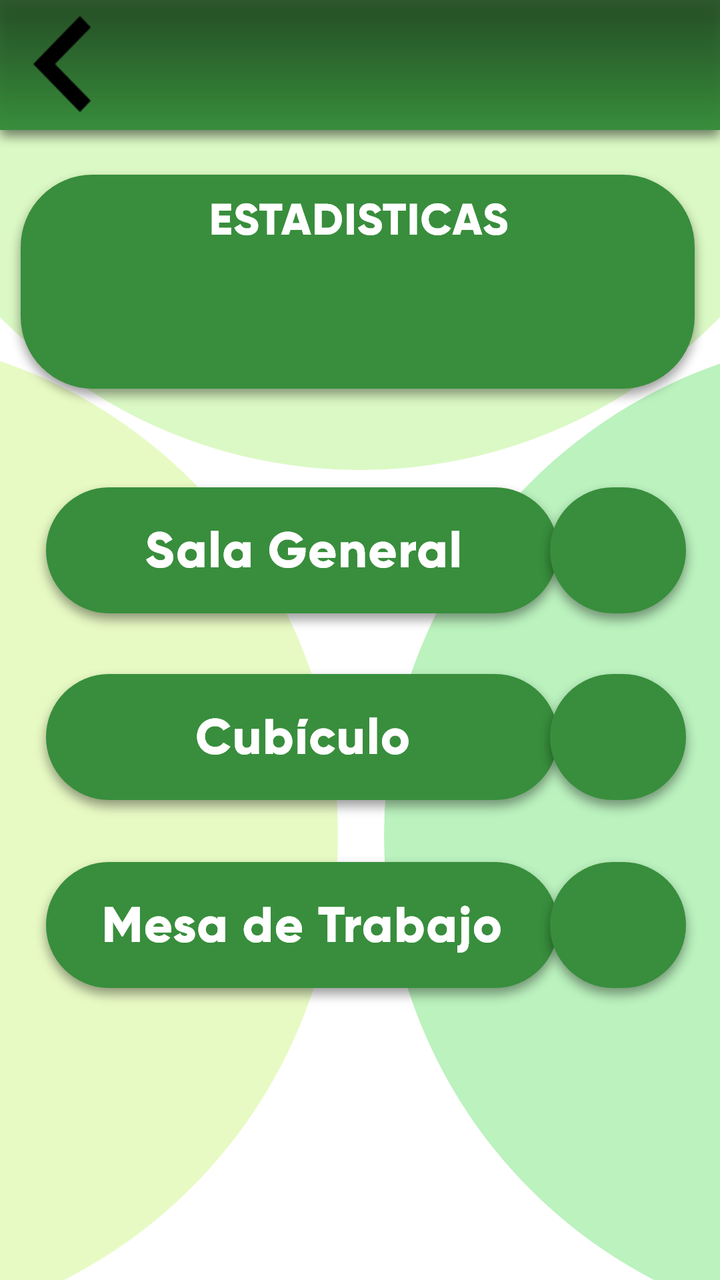
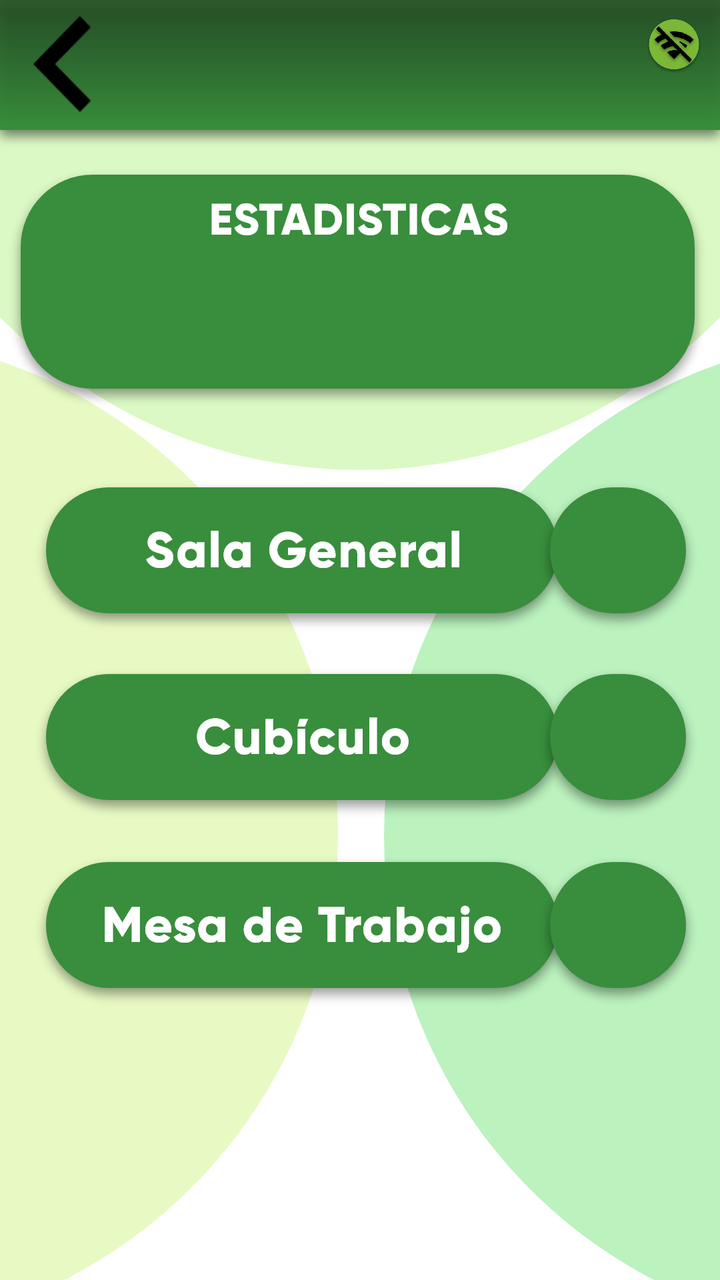

Before-and-after screenshots of an Android layout around one commit, followed by the original layout XML and the change that was made.
<!-- AndroidManifest.xml: application theme AppTheme -->
<!-- res/layout/activity_estadisticas.xml -->
<?xml version="1.0" encoding="utf-8"?>
<android.support.constraint.ConstraintLayout xmlns:android="http://schemas.android.com/apk/res/android"
    xmlns:app="http://schemas.android.com/apk/res-auto"
    xmlns:tools="http://schemas.android.com/tools"
    android:layout_width="match_parent"
    android:layout_height="match_parent"
    android:background="@drawable/estadisticas1"
    tools:context=".ActivityEstadisticas">

    <ImageView
        android:id="@+id/imageView11"
        android:layout_width="wrap_content"
        android:layout_height="wrap_content"
        android:layout_marginStart="8dp"
        android:layout_marginTop="8dp"
        android:layout_marginEnd="8dp"
        android:layout_marginBottom="8dp"
        app:layout_constraintBottom_toBottomOf="parent"
        app:layout_constraintEnd_toEndOf="parent"
        app:layout_constraintHorizontal_bias="0.085"
        app:layout_constraintStart_toStartOf="parent"
        app:layout_constraintTop_toTopOf="parent"
        app:layout_constraintVertical_bias="0.595"
        app:srcCompat="@drawable/salacubiculo" />

    <ImageView
        android:id="@+id/imageView12"
        android:layout_width="wrap_content"
        android:layout_height="wrap_content"
        android:layout_marginStart="8dp"
        android:layout_marginTop="8dp"
        android:layout_marginEnd="8dp"
        android:layout_marginBottom="8dp"
        app:layout_constraintBottom_toBottomOf="parent"
        app:layout_constraintEnd_toEndOf="parent"
        app:layout_constraintHorizontal_bias="0.085"
        app:layout_constraintStart_toStartOf="parent"
        app:layout_constraintTop_toTopOf="parent"
        app:layout_constraintVertical_bias="0.768"
        app:srcCompat="@drawable/salatrabajo" />



    <Button
        android:id="@+id/back"
        android:layout_width="46dp"
        android:layout_height="wrap_content"
        android:layout_marginStart="8dp"
        android:layout_marginTop="8dp"
        android:layout_marginEnd="8dp"
        android:layout_marginBottom="8dp"
        android:background="@drawable/flechitaatras"
        app:layout_constraintBottom_toBottomOf="parent"
        app:layout_constraintEnd_toEndOf="parent"
        app:layout_constraintHorizontal_bias="0.0"
        app:layout_constraintStart_toStartOf="parent"
        app:layout_constraintTop_toTopOf="parent"
        app:layout_constraintVertical_bias="0.0" />



    <ImageView
        android:id="@+id/imageView5"
        android:layout_width="wrap_content"
        android:layout_height="wrap_content"
        android:layout_marginStart="8dp"
        android:layout_marginTop="8dp"
        android:layout_marginEnd="8dp"
        android:layout_marginBottom="8dp"
        app:layout_constraintBottom_toBottomOf="parent"
        app:layout_constraintEnd_toEndOf="parent"
        app:layout_constraintHorizontal_bias="0.615"
        app:layout_constraintStart_toStartOf="parent"
        app:layout_constraintTop_toTopOf="parent"
        app:layout_constraintVertical_bias="0.147"
        app:srcCompat="@drawable/encabezadoestadisticas" />

    <ImageView
        android:id="@+id/imageView10"
        android:layout_width="wrap_content"
        android:layout_height="wrap_content"
        android:layout_marginStart="8dp"
        android:layout_marginTop="8dp"
        android:layout_marginEnd="8dp"
        android:layout_marginBottom="8dp"
        app:layout_constraintBottom_toBottomOf="parent"
        app:layout_constraintEnd_toEndOf="parent"
        app:layout_constraintHorizontal_bias="0.085"
        app:layout_constraintStart_toStartOf="parent"
        app:layout_constraintTop_toTopOf="parent"
        app:layout_constraintVertical_bias="0.423"
        app:srcCompat="@drawable/salageneral" />

    <ImageView
        android:id="@+id/imageView13"
        android:layout_width="wrap_content"
        android:layout_height="wrap_content"
        android:layout_marginStart="8dp"
        android:layout_marginTop="8dp"
        android:layout_marginEnd="8dp"
        android:layout_marginBottom="8dp"
        app:layout_constraintBottom_toBottomOf="parent"
        app:layout_constraintEnd_toEndOf="parent"
        app:layout_constraintHorizontal_bias="1.0"
        app:layout_constraintStart_toStartOf="parent"
        app:layout_constraintTop_toTopOf="parent"
        app:layout_constraintVertical_bias="0.423"
        app:srcCompat="@drawable/bolita" />

    <ImageView
        android:id="@+id/imageView14"
        android:layout_width="wrap_content"
        android:layout_height="wrap_content"
        android:layout_marginStart="8dp"
        android:layout_marginTop="8dp"
        android:layout_marginEnd="8dp"
        android:layout_marginBottom="8dp"
        app:layout_constraintBottom_toBottomOf="parent"
        app:layout_constraintEnd_toEndOf="parent"
        app:layout_constraintHorizontal_bias="1.0"
        app:layout_constraintStart_toStartOf="parent"
        app:layout_constraintTop_toTopOf="parent"
        app:layout_constraintVertical_bias="0.595"
        app:srcCompat="@drawable/bolita" />

    <ImageView
        android:id="@+id/imageView15"
        android:layout_width="wrap_content"
        android:layout_height="wrap_content"
        android:layout_marginStart="8dp"
        android:layout_marginTop="8dp"
        android:layout_marginEnd="8dp"
        android:layout_marginBottom="8dp"
        app:layout_constraintBottom_toBottomOf="parent"
        app:layout_constraintEnd_toEndOf="parent"
        app:layout_constraintHorizontal_bias="1.0"
        app:layout_constraintStart_toStartOf="parent"
        app:layout_constraintTop_toTopOf="parent"
        app:layout_constraintVertical_bias="0.768"
        app:srcCompat="@drawable/bolita" />

    <TextView
        android:id="@+id/contador2"
        android:layout_width="65dp"
        android:layout_height="23dp"
        android:layout_marginStart="8dp"
        android:layout_marginTop="8dp"
        android:layout_marginEnd="8dp"
        android:layout_marginBottom="8dp"
        android:gravity="center"
        android:text=""
        android:textColor="#FFF"
        android:textSize="25sp"
        android:textStyle="bold"
        app:layout_constraintBottom_toBottomOf="parent"
        app:layout_constraintEnd_toEndOf="parent"
        app:layout_constraintHorizontal_bias="0.966"
        app:layout_constraintStart_toStartOf="parent"
        app:layout_constraintTop_toTopOf="parent"
        app:layout_constraintVertical_bias="0.426" />

    <TextView
        android:id="@+id/contador3"
        android:layout_width="63dp"
        android:layout_height="23dp"
        android:layout_marginStart="8dp"
        android:layout_marginTop="8dp"
        android:layout_marginEnd="8dp"
        android:layout_marginBottom="8dp"
        android:gravity="center"
        android:text=""
        android:textColor="#FFF"
        android:textSize="25sp"
        android:textStyle="bold"
        app:layout_constraintBottom_toBottomOf="parent"
        app:layout_constraintEnd_toEndOf="parent"
        app:layout_constraintHorizontal_bias="0.97"
        app:layout_constraintStart_toStartOf="parent"
        app:layout_constraintTop_toTopOf="parent"
        app:layout_constraintVertical_bias="0.581" />

    <TextView
        android:id="@+id/contador4"
        android:layout_width="62dp"
        android:layout_height="24dp"
        android:layout_marginStart="8dp"
        android:layout_marginTop="8dp"
        android:layout_marginEnd="8dp"
        android:layout_marginBottom="8dp"
        android:gravity="center"
        android:text=""
        android:textColor="#FFF"

        android:textSize="25sp"
        android:textStyle="bold"
        app:layout_constraintBottom_toBottomOf="parent"
        app:layout_constraintEnd_toEndOf="parent"
        app:layout_constraintHorizontal_bias="0.957"
        app:layout_constraintStart_toStartOf="parent"
        app:layout_constraintTop_toTopOf="parent"
        app:layout_constraintVertical_bias="0.738" />


</android.support.constraint.ConstraintLayout>
<!-- resources referenced by this layout -->
<resources>
  <!-- drawable bolita: png bitmap (drawable-hdpi, 4419 bytes) -->
  <!-- drawable encabezadoestadisticas: png bitmap (drawable-hdpi, 9277 bytes) -->
  <!-- drawable estadisticas1: png bitmap (drawable-hdpi, 19452 bytes) -->
  <!-- drawable flechitaatras: png bitmap (drawable-hdpi, 1018 bytes) -->
  <!-- drawable salacubiculo: png bitmap (drawable-hdpi, 7321 bytes) -->
  <!-- drawable salageneral: png bitmap (drawable-hdpi, 8205 bytes) -->
  <!-- drawable salatrabajo: png bitmap (drawable-hdpi, 8615 bytes) -->
  <style name="AppTheme" parent="Theme.AppCompat.Light.NoActionBar">
          
          <item name="colorPrimary">@color/colorPrimary</item>
          <item name="colorPrimaryDark">@color/colorPrimaryDark</item>
          <item name="colorAccent">@color/colorAccent</item>
      </style>
  <color name="colorPrimary">#008577</color>
  <color name="colorPrimaryDark">#00574B</color>
  <color name="colorAccent">#D81B60</color>
</resources>

<!-- the commit's change to res/layout/activity_estadisticas.xml (unified diff, before → after) -->
@@ -7,6 +7,24 @@
     android:background="@drawable/estadisticas1"
     tools:context=".ActivityEstadisticas">
 
+    <ImageButton
+        android:id="@+id/activity_estadisticas_nowifibutton"
+        android:layout_width="30dp"
+        android:layout_height="30dp"
+        android:layout_alignParentStart="true"
+        android:layout_alignParentTop="true"
+        android:layout_marginStart="8dp"
+        android:layout_marginTop="8dp"
+        android:layout_marginEnd="8dp"
+        android:layout_marginBottom="8dp"
+        android:background="@drawable/ic_nowifi"
+        app:layout_constraintBottom_toBottomOf="parent"
+        app:layout_constraintEnd_toEndOf="parent"
+        app:layout_constraintHorizontal_bias="1.0"
+        app:layout_constraintStart_toStartOf="parent"
+        app:layout_constraintTop_toTopOf="parent"
+        app:layout_constraintVertical_bias="0.0" />
+
     <ImageView
         android:id="@+id/imageView11"
         android:layout_width="wrap_content"
<!-- resource entries referenced after the edit -->
@@ -4,6 +4,7 @@
   <!-- drawable encabezadoestadisticas: png bitmap (drawable-hdpi, 9277 bytes) -->
   <!-- drawable estadisticas1: png bitmap (drawable-hdpi, 19452 bytes) -->
   <!-- drawable flechitaatras: png bitmap (drawable-hdpi, 1018 bytes) -->
+  <!-- drawable ic_nowifi: png bitmap (drawable-hdpi, 15871 bytes) -->
   <!-- drawable salacubiculo: png bitmap (drawable-hdpi, 7321 bytes) -->
   <!-- drawable salageneral: png bitmap (drawable-hdpi, 8205 bytes) -->
   <!-- drawable salatrabajo: png bitmap (drawable-hdpi, 8615 bytes) -->
